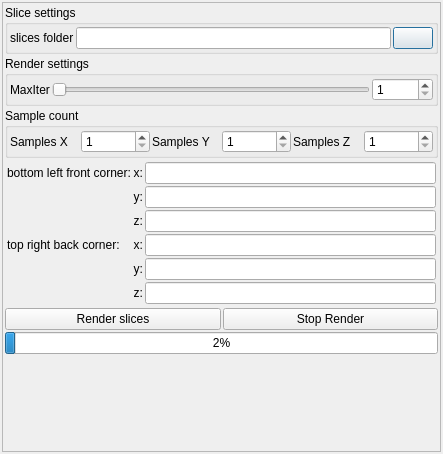
The window that mandelbulber2/qt/volume_slice_dialog.ui (buddhi1980/mandelbulber2) describes before a commit, drawn with Qt 5.
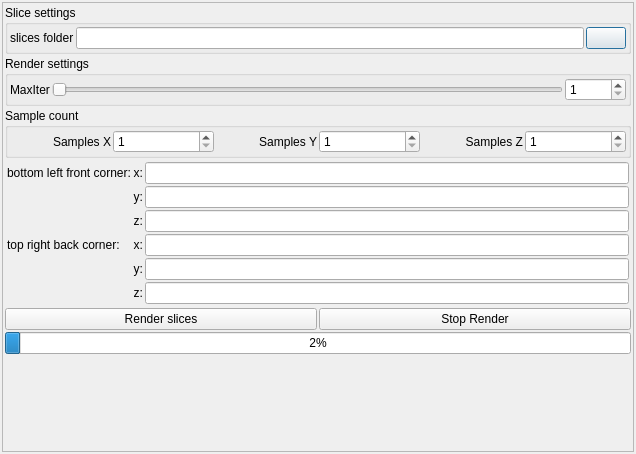
The same window after the commit. Icons and pictures are not drawn. Custom widgets are drawn as their Qt base class.

Commit message:
volume slicer - ui enhance
- width increased
- added time estimate output with cProgressText
- some icons (new icon for slices)

```diff
--- a/mandelbulber2/qt/volume_slice_dialog.ui
+++ b/mandelbulber2/qt/volume_slice_dialog.ui
@@ -6,7 +6,7 @@
    <rect>
     <x>0</x>
     <y>0</y>
-    <width>443</width>
+    <width>636</width>
     <height>454</height>
    </rect>
   </property>
@@ -39,7 +39,7 @@
        <rect>
         <x>0</x>
         <y>0</y>
-        <width>437</width>
+        <width>630</width>
         <height>448</height>
        </rect>
       </property>
@@ -209,6 +209,9 @@
               <property name="text">
                <string>Samples X</string>
               </property>
+              <property name="alignment">
+               <set>Qt::AlignRight|Qt::AlignTrailing|Qt::AlignVCenter</set>
+              </property>
              </widget>
             </item>
             <item row="0" column="1">
@@ -226,6 +229,9 @@
               <property name="text">
                <string>Samples Y</string>
               </property>
+              <property name="alignment">
+               <set>Qt::AlignRight|Qt::AlignTrailing|Qt::AlignVCenter</set>
+              </property>
              </widget>
             </item>
             <item row="0" column="3">
@@ -243,6 +249,9 @@
               <property name="text">
                <string>Samples Z</string>
               </property>
+              <property name="alignment">
+               <set>Qt::AlignRight|Qt::AlignTrailing|Qt::AlignVCenter</set>
+              </property>
              </widget>
             </item>
             <item row="0" column="5">
```
Left out of the diff: 18 changed lines with no effect on the pictures. The commit also changes 4 other files.
